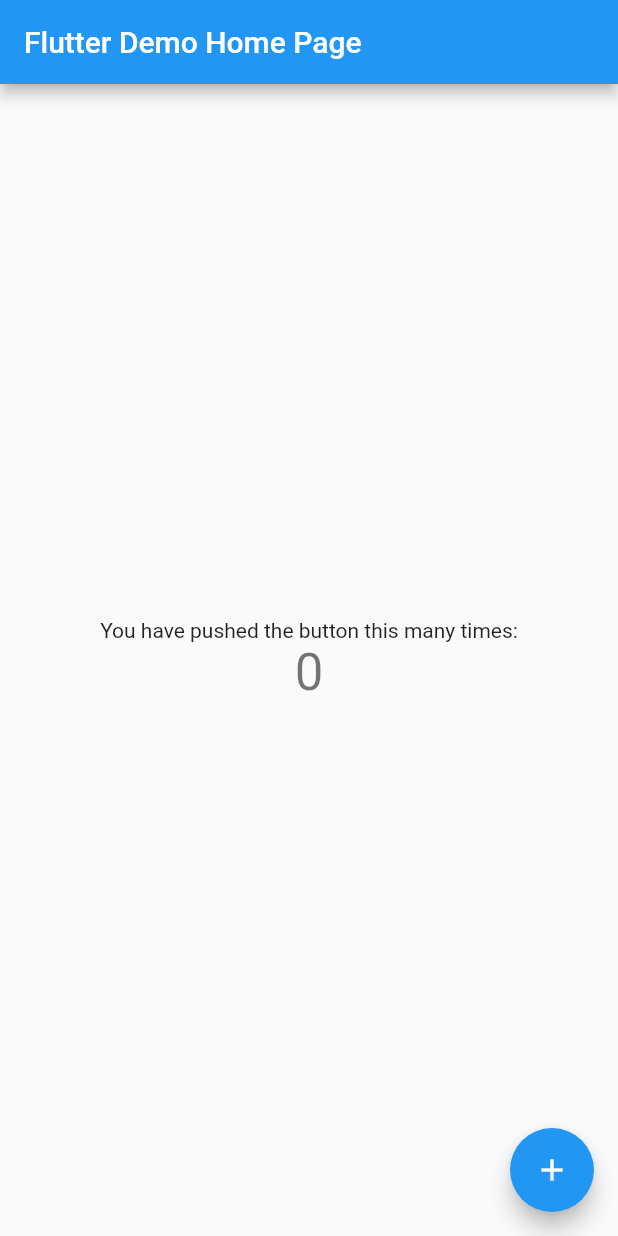
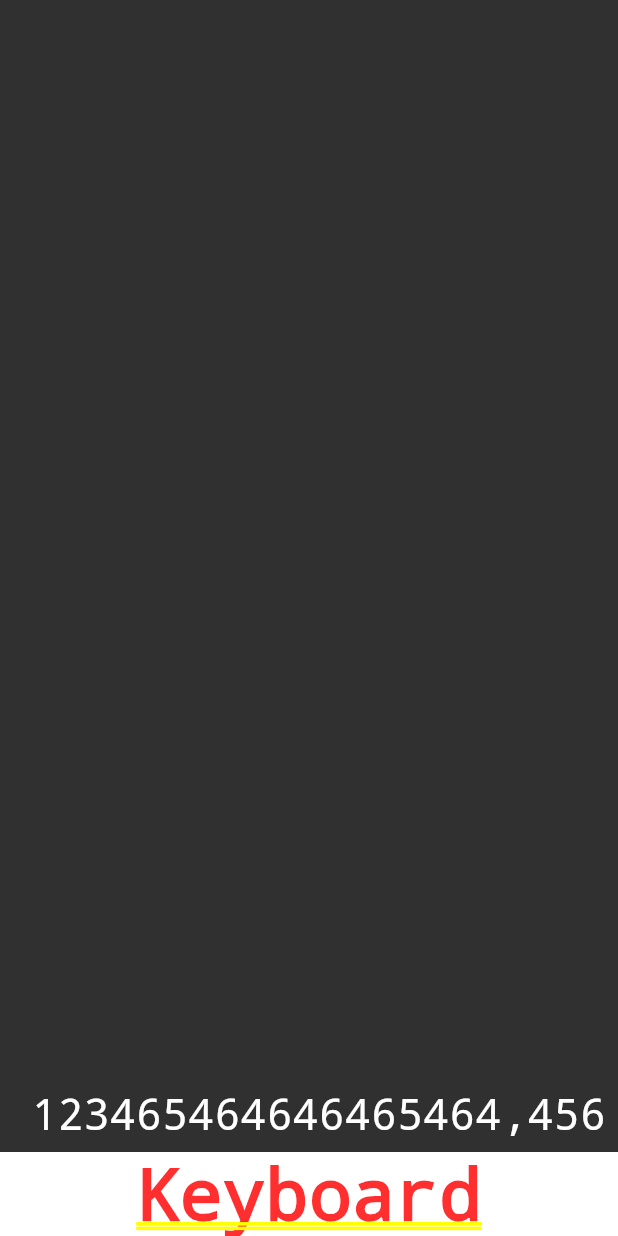
Before and after one commit to samuelevi87/learning_flutter, a Flutter app: the screen it shows after launch, on a phone screen of 412 x 824 dp. Run offline on Flutter 3.47's test engine with Material 2 defaults, Android fonts, the phone set to English and light mode, and no system bars; drawn by our look-alikes of auto_size_text.

Commit message:
retornando MaterialApp com duas "children"

```diff
--- /dev/null
+++ b/lib/components/display.dart
@@ -0,0 +1,43 @@
+import 'package:flutter/material.dart';
+import 'package:auto_size_text/auto_size_text.dart';
+
+class Display extends StatelessWidget {
+  final String text;
+
+  Display(this.text, {super.key});
+
+  @override
+  Widget build(BuildContext context) {
+    return Expanded(
+      flex: 1, //ocupa o espaço disponível
+      child: Container(
+        color: Color.fromRGBO(48, 48, 48, 1),
+        child: Column(
+          mainAxisAlignment: MainAxisAlignment.end,
+          //colocando o texto no fim do espaço vertical dispónível
+          crossAxisAlignment: CrossAxisAlignment.stretch,
+          //coluna ocupando a tela inteira
+          children: <Widget>[
+            Padding(
+              padding: const EdgeInsets.all(8.0),
+              //adicionando um espaçamento entre as extremidades
+              child: AutoSizeText(
+                text,
+                minFontSize: 20,
+                maxFontSize: 80,
+                maxLines: 1,
+                textAlign: TextAlign.end,
+                style: TextStyle(
+                  fontWeight: FontWeight.w100,
+                  decoration: TextDecoration.none,
+                  fontSize: 80,
+                  color: Colors.white,
+                ),
+              ),
+            ),
+          ],
+        ),
+      ),
+    );
+  }
+}
--- a/lib/main.dart
+++ b/lib/main.dart
@@ -1,115 +1,6 @@
 import 'package:flutter/material.dart';
+import 'screens/calculator.dart';
 
 void main() {
-  runApp(const MyApp());
+  runApp(const Calculator());
 }
-
-class MyApp extends StatelessWidget {
-  const MyApp({super.key});
-
-  // This widget is the root of your application.
-  @override
-  Widget build(BuildContext context) {
-    return MaterialApp(
-      title: 'Flutter Demo',
-      theme: ThemeData(
-        // This is the theme of your application.
-        //
-        // Try running your application with "flutter run". You'll see the
-        // application has a blue toolbar. Then, without quitting the app, try
-        // changing the primarySwatch below to Colors.green and then invoke
-        // "hot reload" (press "r" in the console where you ran "flutter run",
-        // or simply save your changes to "hot reload" in a Flutter IDE).
-        // Notice that the counter didn't reset back to zero; the application
-        // is not restarted.
-        primarySwatch: Colors.blue,
-      ),
-      home: const MyHomePage(title: 'Flutter Demo Home Page'),
-    );
-  }
-}
-
-class MyHomePage extends StatefulWidget {
-  const MyHomePage({super.key, required this.title});
-
-  // This widget is the home page of your application. It is stateful, meaning
-  // that it has a State object (defined below) that contains fields that affect
-  // how it looks.
-
-  // This class is the configuration for the state. It holds the values (in this
-  // case the title) provided by the parent (in this case the App widget) and
-  // used by the build method of the State. Fields in a Widget subclass are
-  // always marked "final".
-
-  final String title;
-
-  @override
-  State<MyHomePage> createState() => _MyHomePageState();
-}
-
-class _MyHomePageState extends State<MyHomePage> {
-  int _counter = 0;
-
-  void _incrementCounter() {
-    setState(() {
-      // This call to setState tells the Flutter framework that something has
-      // changed in this State, which causes it to rerun the build method below
-      // so that the display can reflect the updated values. If we changed
-      // _counter without calling setState(), then the build method would not be
-      // called again, and so nothing would appear to happen.
-      _counter++;
-    });
-  }
-
-  @override
-  Widget build(BuildContext context) {
-    // This method is rerun every time setState is called, for instance as done
-    // by the _incrementCounter method above.
-    //
-    // The Flutter framework has been optimized to make rerunning build methods
-    // fast, so that you can just rebuild anything that needs updating rather
-    // than having to individually change instances of widgets.
-    return Scaffold(
-      appBar: AppBar(
-        // Here we take the value from the MyHomePage object that was created by
-        // the App.build method, and use it to set our appbar title.
-        title: Text(widget.title),
-      ),
-      body: Center(
-        // Center is a layout widget. It takes a single child and positions it
-        // in the middle of the parent.
-        child: Column(
-          // Column is also a layout widget. It takes a list of children and
-          // arranges them vertically. By default, it sizes itself to fit its
-          // children horizontally, and tries to be as tall as its parent.
-          //
-          // Invoke "debug painting" (press "p" in the console, choose the
-          // "Toggle Debug Paint" action from the Flutter Inspector in Android
-          // Studio, or the "Toggle Debug Paint" command in Visual Studio Code)
-          // to see the wireframe for each widget.
-          //
-          // Column has various properties to control how it sizes itself and
-          // how it positions its children. Here we use mainAxisAlignment to
-          // center the children vertically; the main axis here is the vertical
-          // axis because Columns are vertical (the cross axis would be
-          // horizontal).
-          mainAxisAlignment: MainAxisAlignment.center,
-          children: <Widget>[
-            const Text(
-              'You have pushed the button this many times:',
-            ),
-            Text(
-              '$_counter',
-              style: Theme.of(context).textTheme.headlineMedium,
-            ),
-          ],
-        ),
-      ),
-      floatingActionButton: FloatingActionButton(
-        onPressed: _incrementCounter,
-        tooltip: 'Increment',
-        child: const Icon(Icons.add),
-      ), // This trailing comma makes auto-formatting nicer for build methods.
-    );
-  }
-}
--- a/lib/screens/calculator.dart
+++ b/lib/screens/calculator.dart
@@ -1,10 +1,18 @@
 import 'package:flutter/material.dart';
+import '../components/display.dart';
 
 class Calculator extends StatelessWidget {
   const Calculator({Key? key}) : super(key: key);
 
   @override
   Widget build(BuildContext context) {
-    return const Placeholder();
+    return MaterialApp(
+      home: Column(
+        children: <Widget>[
+          Display('123465464646465464,456'),
+          Text('Keyboard'),
+        ],
+      ),
+    );
   }
 }
--- a/pubspec.yaml
+++ b/pubspec.yaml
@@ -30,6 +30,7 @@
 dependencies:
   flutter:
     sdk: flutter
+  auto_size_text: 3.0.0
 
 
   # The following adds the Cupertino Icons font to your application.
```
Also changed, not shown: pubspec.lock.
